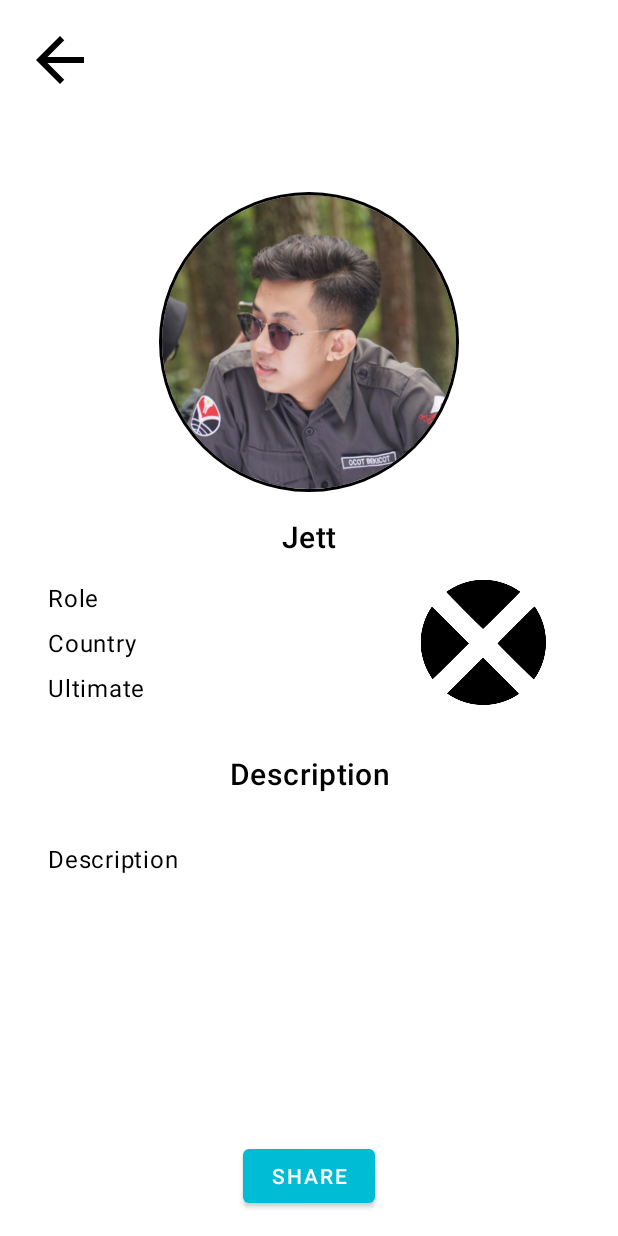
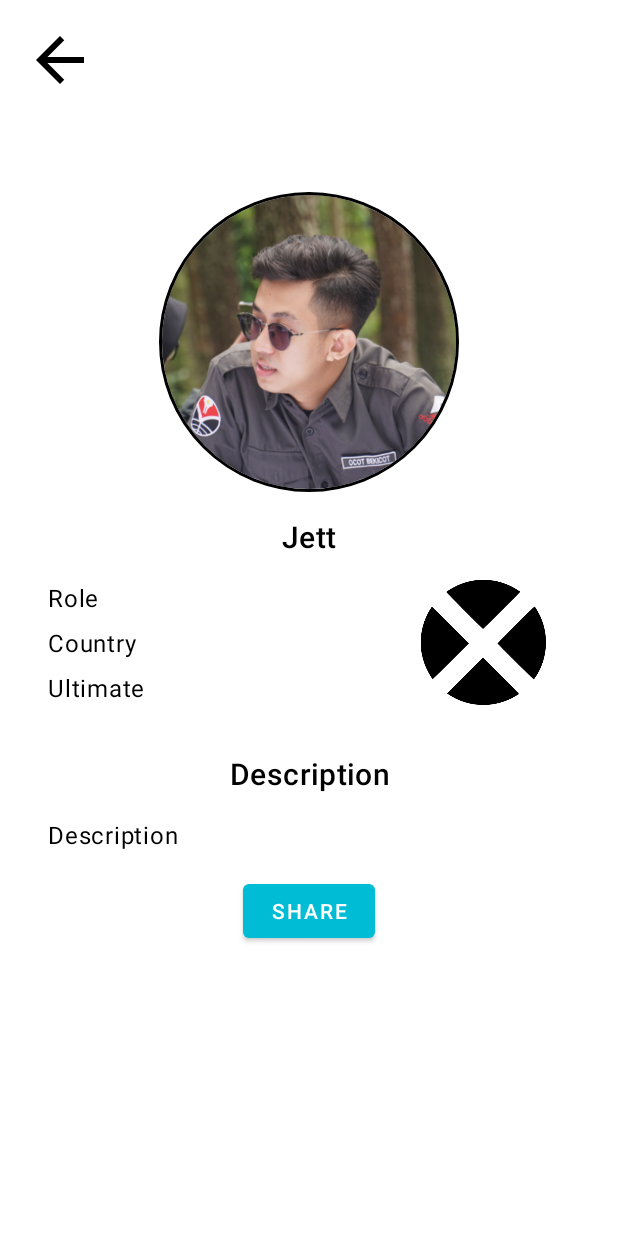
Before and after one commit to riyandifirman/my-valorant-agent-wiki, an Android app: the DetailActivity screen opened directly, with no data from a screen before it, on a phone screen of 412 x 824 dp. Run offline under Robolectric (Android 15) with nearby library versions, the phone set to English and light mode, and no system bars; our stand-ins replace CircleImageView.

Commit message:
update layout bugs at activity_detail.xml (responsible layout)

```diff
--- a/app/src/main/res/layout/activity_detail.xml
+++ b/app/src/main/res/layout/activity_detail.xml
@@ -1,7 +1,14 @@
 <?xml version="1.0" encoding="utf-8"?>
-<androidx.constraintlayout.widget.ConstraintLayout xmlns:android="http://schemas.android.com/apk/res/android"
+<ScrollView
+    xmlns:android="http://schemas.android.com/apk/res/android"
     xmlns:app="http://schemas.android.com/apk/res-auto"
     xmlns:tools="http://schemas.android.com/tools"
+    android:id="@+id/scroll_view"
+    android:layout_width="match_parent"
+    android:layout_height="match_parent"
+    tools:context=".DetailActivity">
+
+    <androidx.constraintlayout.widget.ConstraintLayout
         android:layout_width="match_parent"
         android:layout_height="match_parent"
         tools:context=".DetailActivity">
@@ -86,11 +93,13 @@
         <TextView
             android:id="@+id/tv_description"
             style="@style/Theme.TextBody"
-        android:layout_width="350dp"
+            android:layout_width="0dp"
             android:layout_height="wrap_content"
             android:layout_marginStart="32dp"
-        android:layout_marginTop="32dp"
+            android:layout_marginTop="16dp"
+            android:layout_marginEnd="32dp"
             android:text="@string/description"
+            app:layout_constraintEnd_toEndOf="parent"
             app:layout_constraintStart_toStartOf="parent"
             app:layout_constraintTop_toBottomOf="@+id/label_description" />
 
@@ -110,10 +119,11 @@
             android:id="@+id/share_button"
             android:layout_width="wrap_content"
             android:layout_height="wrap_content"
-        android:layout_marginBottom="16dp"
+            android:layout_marginTop="16dp"
             android:text="@string/share"
-        app:layout_constraintBottom_toBottomOf="parent"
             app:layout_constraintEnd_toEndOf="parent"
-        app:layout_constraintStart_toStartOf="parent" />
+            app:layout_constraintStart_toStartOf="parent"
+            app:layout_constraintTop_toBottomOf="@+id/tv_description" />
 
     </androidx.constraintlayout.widget.ConstraintLayout>
+</ScrollView>
```
Lines whose indentation alone changed are shown as unchanged.
